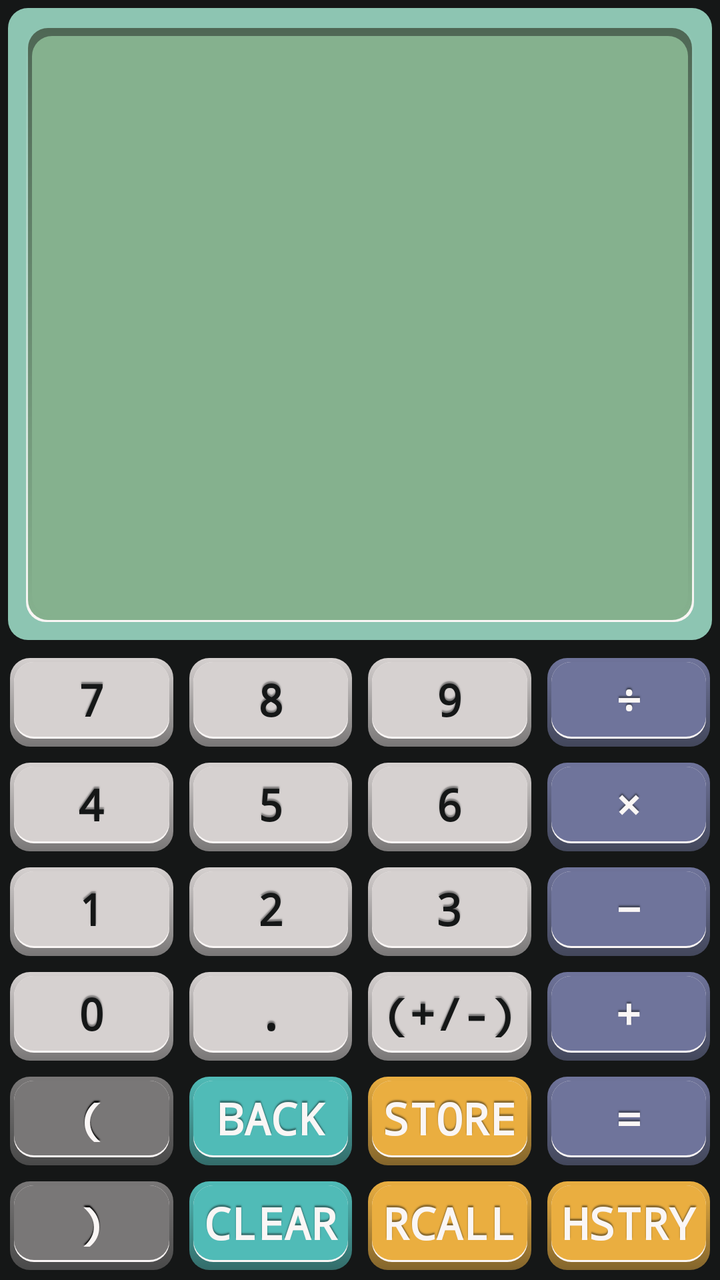
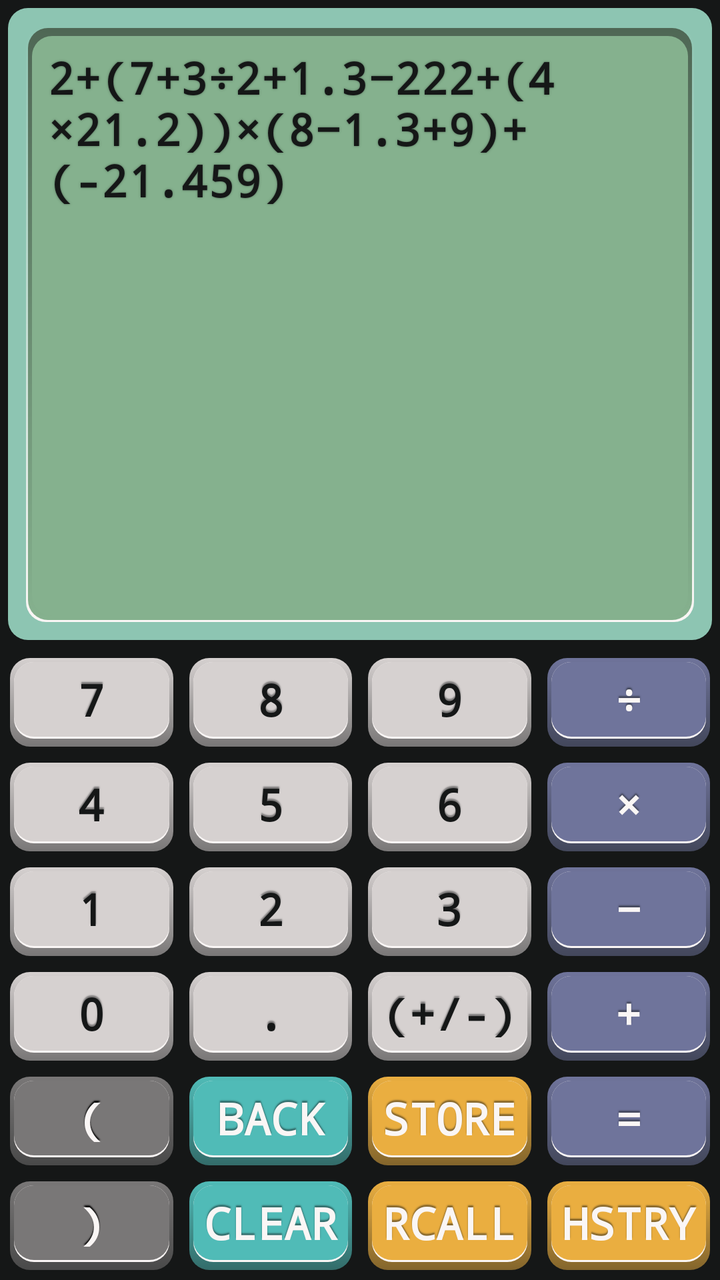

An Android layout rendered at two revisions. The XML below is the earlier revision; the diff shows what the commit changed to produce the second picture.
<!-- AndroidManifest.xml: application theme Theme.CielLansard_IMD4008_A1 -->
<!-- res/layout/activity_main.xml -->
<?xml version="1.0" encoding="utf-8"?>
<androidx.constraintlayout.widget.ConstraintLayout xmlns:android="http://schemas.android.com/apk/res/android"
    xmlns:app="http://schemas.android.com/apk/res-auto"
    xmlns:tools="http://schemas.android.com/tools"
    android:id="@+id/main"
    android:layout_width="match_parent"
    android:layout_height="match_parent"
    tools:context=".MainActivity">

    <LinearLayout
        android:id="@+id/appContainer"
        android:layout_width="match_parent"
        android:layout_height="match_parent"
        android:orientation="vertical"
        app:layout_constraintBottom_toBottomOf="parent"
        app:layout_constraintEnd_toEndOf="parent"
        app:layout_constraintStart_toStartOf="parent"
        app:layout_constraintTop_toTopOf="parent"
        app:layout_constraintLeft_toLeftOf="parent"
        app:layout_constraintRight_toRightOf="parent"
        android:gravity = "center"
        android:stretchColumns = "*"
        android:background="@color/darkGrey">

        <TextView
            android:id="@+id/screen"
            android:layout_width="match_parent"
            android:layout_height="0dp"
            android:layout_weight="0.5"

            android:layout_margin="4dp"
            android:padding="20dp"

            android:background="@drawable/screen"
            android:fontFamily="monospace"
            android:textSize="22dp"
            android:textColor="@color/darkGrey"
            android:shadowColor="@color/oliveShadow"
            android:shadowRadius="2"
            android:textStyle="bold"

            android:text = ""/>


        <GridLayout
            android:id="@+id/buttonContainer"
            android:layout_width="match_parent"
            android:layout_height="0dp"
            android:layout_weight="0.5"
            android:background="@color/darkGrey"
            android:columnCount="4"
            android:gravity="center"
            android:rowCount="6"
            app:layout_constraintBottom_toBottomOf="parent"
            app:layout_constraintLeft_toLeftOf="parent"
            app:layout_constraintRight_toRightOf="parent"
            android:padding = "1dp">

            <TextView
                android:id="@+id/button7"

                android:layout_width="0dp"
                android:layout_height="0dp"
                android:layout_columnWeight="1"
                android:layout_rowWeight="1"
                android:layout_gravity="fill"
                android:layout_margin="4dp"
                android:paddingBottom="2.5dp"
                android:gravity="center"

                android:background="@drawable/button_mid_grey"
                android:fontFamily="monospace"
                android:textSize="22dp"
                android:textColor="@color/darkGrey"
                android:shadowColor="@color/midGreyShadow"
                android:shadowDy="-3"
                android:shadowRadius="1"
                android:textStyle="bold"

                android:onClick="appendCharacterToScreen"

                android:text = "7"/>
            <TextView
                android:id="@+id/button8"

                android:layout_width="0dp"
                android:layout_height="0dp"
                android:layout_columnWeight="1"
                android:layout_rowWeight="1"
                android:layout_gravity="fill"
                android:layout_margin="4dp"
                android:paddingBottom="2.5dp"
                android:gravity="center"

                android:background="@drawable/button_mid_grey"
                android:fontFamily="monospace"
                android:textSize="22dp"
                android:textColor="@color/darkGrey"
                android:shadowColor="@color/midGreyShadow"
                android:shadowDy="-3"
                android:shadowRadius="1"
                android:textStyle="bold"

                android:onClick="appendCharacterToScreen"

                android:text = "8"/>
            <TextView
                android:id="@+id/button9"

                android:layout_width="0dp"
                android:layout_height="0dp"
                android:layout_columnWeight="1"
                android:layout_rowWeight="1"
                android:layout_gravity="fill"
                android:layout_margin="4dp"
                android:paddingBottom="2.5dp"
                android:gravity="center"

                android:background="@drawable/button_mid_grey"
                android:fontFamily="monospace"
                android:textSize="22dp"
                android:textColor="@color/darkGrey"
                android:shadowColor="@color/midGreyShadow"
                android:shadowDy="-3"
                android:shadowRadius="1"
                android:textStyle="bold"

                android:onClick="appendCharacterToScreen"

                android:text = "9"/>
            <TextView
                android:id="@+id/buttonDivide"

                android:layout_width="0dp"
                android:layout_height="0dp"
                android:layout_columnWeight="1"
                android:layout_rowWeight="1"
                android:layout_gravity="fill"
                android:layout_margin="4dp"
                android:paddingBottom="2.5dp"
                android:gravity="center"

                android:background="@drawable/button_blue"
                android:fontFamily="monospace"
                android:textSize="22dp"
                android:textColor="@color/white"
                android:shadowColor="@color/blueShadow"
                android:shadowDy="-3"
                android:shadowRadius="1"
                android:textStyle="bold"

                android:onClick="appendCharacterToScreen"

                android:text = "÷"/>
            <TextView
                android:id="@+id/button4"

                android:layout_width="0dp"
                android:layout_height="0dp"
                android:layout_columnWeight="1"
                android:layout_rowWeight="1"
                android:layout_gravity="fill"
                android:layout_margin="4dp"
                android:paddingBottom="2.5dp"
                android:gravity="center"

                android:background="@drawable/button_mid_grey"
                android:fontFamily="monospace"
                android:textSize="22dp"
                android:textColor="@color/darkGrey"
                android:shadowColor="@color/midGreyShadow"
                android:shadowDy="-3"
                android:shadowRadius="1"
                android:textStyle="bold"

                android:onClick="appendCharacterToScreen"

                android:text = "4"/>
            <TextView
                android:id="@+id/button5"

                android:layout_width="0dp"
                android:layout_height="0dp"
                android:layout_columnWeight="1"
                android:layout_rowWeight="1"
                android:layout_gravity="fill"
                android:layout_margin="4dp"
                android:paddingBottom="2.5dp"
                android:gravity="center"

                android:background="@drawable/button_mid_grey"
                android:fontFamily="monospace"
                android:textSize="22dp"
                android:textColor="@color/darkGrey"
                android:shadowColor="@color/midGreyShadow"
                android:shadowDy="-3"
                android:shadowRadius="1"
                android:textStyle="bold"

                android:onClick="appendCharacterToScreen"

                android:text = "5"/>
            <TextView
                android:id="@+id/button6"

                android:layout_width="0dp"
                android:layout_height="0dp"
                android:layout_columnWeight="1"
                android:layout_rowWeight="1"
                android:layout_gravity="fill"
                android:layout_margin="4dp"
                android:paddingBottom="2.5dp"
                android:gravity="center"

                android:background="@drawable/button_mid_grey"
                android:fontFamily="monospace"
                android:textSize="22dp"
                android:textColor="@color/darkGrey"
                android:shadowColor="@color/midGreyShadow"
                android:shadowDy="-3"
                android:shadowRadius="1"
                android:textStyle="bold"

                android:onClick="appendCharacterToScreen"

                android:text = "6"/>
            <TextView
                android:id="@+id/buttonMultiply"

                android:layout_width="0dp"
                android:layout_height="0dp"
                android:layout_columnWeight="1"
                android:layout_rowWeight="1"
                android:layout_gravity="fill"
                android:layout_margin="4dp"
                android:paddingBottom="2.5dp"
                android:gravity="center"

                android:background="@drawable/button_blue"
                android:fontFamily="monospace"
                android:textSize="22dp"
                android:textColor="@color/white"
                android:shadowColor="@color/blueShadow"
                android:shadowDy="-3"
                android:shadowRadius="1"
                android:textStyle="bold"

                android:onClick="appendCharacterToScreen"

                android:text = "×"/>
            <TextView
                android:id="@+id/button1"

                android:layout_width="0dp"
                android:layout_height="0dp"
                android:layout_columnWeight="1"
                android:layout_rowWeight="1"
                android:layout_gravity="fill"
                android:layout_margin="4dp"
                android:paddingBottom="2.5dp"
                android:gravity="center"

                android:background="@drawable/button_mid_grey"
                android:fontFamily="monospace"
                android:textSize="22dp"
                android:textColor="@color/darkGrey"
                android:shadowColor="@color/midGreyShadow"
                android:shadowDy="-3"
                android:shadowRadius="1"
                android:textStyle="bold"

                android:onClick="appendCharacterToScreen"

                android:text = "1"/>
            <TextView
                android:id="@+id/button2"

                android:layout_width="0dp"
                android:layout_height="0dp"
                android:layout_columnWeight="1"
                android:layout_rowWeight="1"
                android:layout_gravity="fill"
                android:layout_margin="4dp"
                android:paddingBottom="2.5dp"
                android:gravity="center"

                android:background="@drawable/button_mid_grey"
                android:fontFamily="monospace"
                android:textSize="22dp"
                android:textColor="@color/darkGrey"
                android:shadowColor="@color/midGreyShadow"
                android:shadowDy="-3"
                android:shadowRadius="1"
                android:textStyle="bold"

                android:onClick="appendCharacterToScreen"

                android:text = "2"/>
            <TextView
                android:id="@+id/button3"

                android:layout_width="0dp"
                android:layout_height="0dp"
                android:layout_columnWeight="1"
                android:layout_rowWeight="1"
                android:layout_gravity="fill"
                android:layout_margin="4dp"
                android:paddingBottom="2.5dp"
                android:gravity="center"

                android:background="@drawable/button_mid_grey"
                android:fontFamily="monospace"
                android:textSize="22dp"
                android:textColor="@color/darkGrey"
                android:shadowColor="@color/midGreyShadow"
                android:shadowDy="-3"
                android:shadowRadius="1"
                android:textStyle="bold"

                android:onClick="appendCharacterToScreen"

                android:text = "3"/>
            <TextView
                android:id="@+id/buttonSubtract"

                android:layout_width="0dp"
                android:layout_height="0dp"
                android:layout_columnWeight="1"
                android:layout_rowWeight="1"
                android:layout_gravity="fill"
                android:layout_margin="4dp"
                android:paddingBottom="2.5dp"
                android:gravity="center"

                android:background="@drawable/button_blue"
                android:fontFamily="monospace"
                android:textSize="22dp"
                android:textColor="@color/white"
                android:shadowColor="@color/blueShadow"
                android:shadowDy="-3"
                android:shadowRadius="1"
                android:textStyle="bold"

                android:onClick="appendCharacterToScreen"

                android:text = "−"/>
            <TextView
                android:id="@+id/button0"

                android:layout_width="0dp"
                android:layout_height="0dp"
                android:layout_columnWeight="1"
                android:layout_rowWeight="1"
                android:layout_gravity="fill"
                android:layout_margin="4dp"
                android:paddingBottom="2.5dp"
                android:gravity="center"

                android:background="@drawable/button_mid_grey"
                android:fontFamily="monospace"
                android:textSize="22dp"
                android:textColor="@color/darkGrey"
                android:shadowColor="@color/midGreyShadow"
                android:shadowDy="-3"
                android:shadowRadius="1"
                android:textStyle="bold"

                android:onClick="appendCharacterToScreen"

                android:text = "0"/>
            <TextView
                android:id="@+id/buttonDecimal"

                android:layout_width="0dp"
                android:layout_height="0dp"
                android:layout_columnWeight="1"
                android:layout_rowWeight="1"
                android:layout_gravity="fill"
                android:layout_margin="4dp"
                android:paddingBottom="2.5dp"
                android:gravity="center"

                android:background="@drawable/button_mid_grey"
                android:fontFamily="monospace"
                android:textSize="22dp"
                android:textColor="@color/darkGrey"
                android:shadowColor="@color/midGreyShadow"
                android:shadowDy="-3"
                android:shadowRadius="1"
                android:textStyle="bold"

                android:onClick="appendCharacterToScreen"

                android:text = "."/>
            <TextView
                android:id="@+id/buttonSign"

                android:layout_width="0dp"
                android:layout_height="0dp"
                android:layout_columnWeight="1"
                android:layout_rowWeight="1"
                android:layout_gravity="fill"
                android:layout_margin="4dp"
                android:paddingBottom="2.5dp"
                android:gravity="center"

                android:background="@drawable/button_mid_grey"
                android:fontFamily="monospace"
                android:textSize="22dp"
                android:textColor="@color/darkGrey"
                android:shadowColor="@color/midGreyShadow"
                android:shadowDy="-3"
                android:shadowRadius="1"
                android:textStyle="bold"

                android:text = "(+/-)"/>
            <TextView
                android:id="@+id/buttonAdd"

                android:layout_width="0dp"
                android:layout_height="0dp"
                android:layout_columnWeight="1"
                android:layout_rowWeight="1"
                android:layout_gravity="fill"
                android:layout_margin="4dp"
                android:paddingBottom="2.5dp"
                android:gravity="center"

                android:background="@drawable/button_blue"
                android:fontFamily="monospace"
                android:textSize="22dp"
                android:textColor="@color/white"
                android:shadowColor="@color/blueShadow"
                android:shadowDy="-3"
                android:shadowRadius="1"
                android:textStyle="bold"

                android:onClick="appendCharacterToScreen"

                android:text = "+"/>
            <TextView
                android:id="@+id/buttonBracketOpen"

                android:layout_width="0dp"
                android:layout_height="0dp"
                android:layout_columnWeight="1"
                android:layout_rowWeight="1"
                android:layout_gravity="fill"
                android:layout_margin="4dp"
                android:paddingBottom="2.5dp"
                android:gravity="center"

                android:background="@drawable/button_dark_grey"
                android:fontFamily="monospace"
                android:textSize="22dp"
                android:textColor="@color/white"
                android:shadowColor="@color/black"
                android:shadowDy="-3"
                android:shadowRadius="1"
                android:textStyle="bold"

                android:onClick="appendCharacterToScreen"

                android:text = "("/>
            <TextView
                android:id="@+id/buttonBack"

                android:layout_width="0dp"
                android:layout_height="0dp"
                android:layout_columnWeight="1"
                android:layout_rowWeight="1"
                android:layout_gravity="fill"
                android:layout_margin="4dp"
                android:paddingBottom="2.5dp"
                android:gravity="center"

                android:background="@drawable/button_teal"
                android:fontFamily="monospace"
                android:textSize="22dp"
                android:textColor="@color/white"
                android:shadowColor="@color/tealShadow"
                android:shadowDy="-3"
                android:shadowRadius="1"
                android:textStyle="bold"

                android:onClick="deleteLastCharacter"

                android:text = "BACK"/>
            <TextView
                android:id="@+id/buttonStore"

                android:layout_width="0dp"
                android:layout_height="0dp"
                android:layout_columnWeight="1"
                android:layout_rowWeight="1"
                android:layout_gravity="fill"
                android:layout_margin="4dp"
                android:paddingBottom="2.5dp"
                android:gravity="center"

                android:background="@drawable/button_yellow"
                android:fontFamily="monospace"
                android:textSize="22dp"
                android:textColor="@color/white"
                android:shadowColor="@color/yellowShadow"
                android:shadowDy="-3"
                android:shadowRadius="1"
                android:textStyle="bold"

                android:onClick="storeValue"

                android:text = "STORE"/>
            <TextView
                android:id="@+id/buttonEqual"

                android:layout_width="0dp"
                android:layout_height="0dp"
                android:layout_columnWeight="1"
                android:layout_rowWeight="1"
                android:layout_gravity="fill"
                android:layout_margin="4dp"
                android:paddingBottom="2.5dp"
                android:gravity="center"

                android:background="@drawable/button_blue"
                android:fontFamily="monospace"
                android:textSize="22dp"
                android:textColor="@color/white"
                android:shadowColor="@color/blueShadow"
                android:shadowDy="-3"
                android:shadowRadius="1"
                android:textStyle="bold"

                android:onClick="solveFormula"

                android:text = "="/>
            <TextView
                android:id="@+id/buttonBracketClosed"

                android:layout_width="0dp"
                android:layout_height="0dp"
                android:layout_columnWeight="1"
                android:layout_rowWeight="1"
                android:layout_gravity="fill"
                android:layout_margin="4dp"
                android:paddingBottom="2.5dp"
                android:gravity="center"

                android:background="@drawable/button_dark_grey"
                android:fontFamily="monospace"
                android:textSize="22dp"
                android:textColor="@color/white"
                android:shadowColor="@color/black"
                android:shadowDy="-3"
                android:shadowRadius="1"
                android:textStyle="bold"

                android:onClick="appendCharacterToScreen"

                android:text = ")"/>
            <TextView
                android:id="@+id/buttonClear"

                android:layout_width="0dp"
                android:layout_height="0dp"
                android:layout_columnWeight="1"
                android:layout_rowWeight="1"
                android:layout_gravity="fill"
                android:layout_margin="4dp"
                android:paddingBottom="2.5dp"
                android:gravity="center"

                android:background="@drawable/button_teal"
                android:fontFamily="monospace"
                android:textSize="22dp"
                android:textColor="@color/white"
                android:shadowColor="@color/tealShadow"
                android:shadowDy="-3"
                android:shadowRadius="1"
                android:textStyle="bold"

                android:onClick="clearScreen"

                android:text = "CLEAR"/>
            <TextView
                android:id="@+id/buttonRecall"

                android:layout_width="0dp"
                android:layout_height="0dp"
                android:layout_columnWeight="1"
                android:layout_rowWeight="1"
                android:layout_gravity="fill"
                android:layout_margin="4dp"
                android:paddingBottom="2.5dp"
                android:gravity="center"

                android:background="@drawable/button_yellow"
                android:fontFamily="monospace"
                android:textSize="22dp"
                android:textColor="@color/white"
                android:shadowColor="@color/yellowShadow"
                android:shadowDy="-3"
                android:shadowRadius="1"
                android:textStyle="bold"

                android:onClick="recallValue"

                android:text = "RCALL"/>
            <TextView
                android:id="@+id/buttonHistory"

                android:layout_width="0dp"
                android:layout_height="0dp"
                android:layout_columnWeight="1"
                android:layout_rowWeight="1"
                android:layout_gravity="fill"
                android:layout_margin="4dp"
                android:paddingBottom="2.5dp"
                android:gravity="center"

                android:background="@drawable/button_yellow"
                android:fontFamily="monospace"
                android:textSize="22dp"
                android:textColor="@color/white"
                android:shadowColor="@color/yellowShadow"
                android:shadowDy="-3"
                android:shadowRadius="1"
                android:textStyle="bold"

                android:text = "HSTRY"/>
        </GridLayout>
    </LinearLayout>

</androidx.constraintlayout.widget.ConstraintLayout>
<!-- resources referenced by this layout -->
<resources>
  <color name="black">#FF000000</color>
  <color name="blueShadow">#43475B</color>
  <color name="darkGrey">#151717</color>
  <color name="midGreyShadow">#797777</color>
  <color name="oliveShadow">#4F6755</color>
  <color name="tealShadow">#336C6A</color>
  <color name="white">#FAF6F5</color>
  <color name="yellowShadow">#83652C</color>
  <!-- drawable button_blue (drawable) -->
  <?xml version="1.0" encoding="utf-8"?>
  <layer-list xmlns:android="http://schemas.android.com/apk/res/android">
  
      <item
          android:top="0dp"
          android:left="0dp"
          android:right="0dp"
          android:bottom="0dp"
          android:backgroundTint = "@color/darkGrey">
          <shape android:shape="rectangle">
              <gradient
                  android:angle="90"
                  android:startColor="@color/blueShadow"
                  android:endColor="@color/blue"
                  android:backgroundTint = "@color/blue" />
              <corners android:radius="10dp" />
          </shape>
      </item>
  
      <item
          android:top="2dp"
          android:left="2dp"
          android:right="2dp"
          android:bottom="4dp">
          <shape android:shape="rectangle">
              <corners android:radius="10dp" />
              <solid android:color="@color/white" />
          </shape>
      </item>
  
      <item
          android:top="2dp"
          android:left="2dp"
          android:right="2dp"
          android:bottom="5dp">
          <shape android:shape="rectangle">
              <corners android:radius="10dp" />
              <solid android:color="@color/blue" />
          </shape>
      </item>
  
  </layer-list>
  <!-- drawable button_teal (drawable) -->
  <?xml version="1.0" encoding="utf-8"?>
  <layer-list xmlns:android="http://schemas.android.com/apk/res/android">
  
      <item
          android:top="0dp"
          android:left="0dp"
          android:right="0dp"
          android:bottom="0dp"
          android:backgroundTint = "@color/darkGrey">
          <shape android:shape="rectangle">
              <gradient
                  android:angle="90"
                  android:startColor="@color/tealShadow"
                  android:endColor="@color/teal"
                  android:backgroundTint = "@color/teal" />
              <corners android:radius="10dp" />
          </shape>
      </item>
  
      <item
          android:top="2dp"
          android:left="2dp"
          android:right="2dp"
          android:bottom="4dp">
          <shape android:shape="rectangle">
              <corners android:radius="10dp" />
              <solid android:color="@color/white" />
          </shape>
      </item>
  
      <item
          android:top="2dp"
          android:left="2dp"
          android:right="2dp"
          android:bottom="5dp">
          <shape android:shape="rectangle">
              <corners android:radius="10dp" />
              <solid android:color="@color/teal" />
          </shape>
      </item>
  
  </layer-list>
  <style name="Theme.CielLansard_IMD4008_A1" parent="Base.Theme.CielLansard_IMD4008_A1" />
  <color name="blue">#6F749B</color>
  <color name="darkGreyAlternate">#494949</color>
  <color name="midGrey">#D6D1D0</color>
  <color name="teal">#50BBB7</color>
  <color name="yellow">#EAAE40</color>
  <color name="mint">#8DC5B2</color>
  <color name="olive">#85B18E</color>
  <style name="Base.Theme.CielLansard_IMD4008_A1" parent="Theme.Material3.DayNight.NoActionBar">
          
          
      </style>
  <!-- unchanged entries left out for length: 4 -->
</resources>

<!-- the commit's change to res/layout/activity_main.xml (unified diff, before → after) -->
@@ -39,7 +39,7 @@
             android:shadowRadius="2"
             android:textStyle="bold"
 
-            android:text = ""/>
+            android:text = "2+(7+3÷2+1.3−222+(4×21.2))×(8−1.3+9)+(-21.459)"/>
 
 
         <GridLayout
